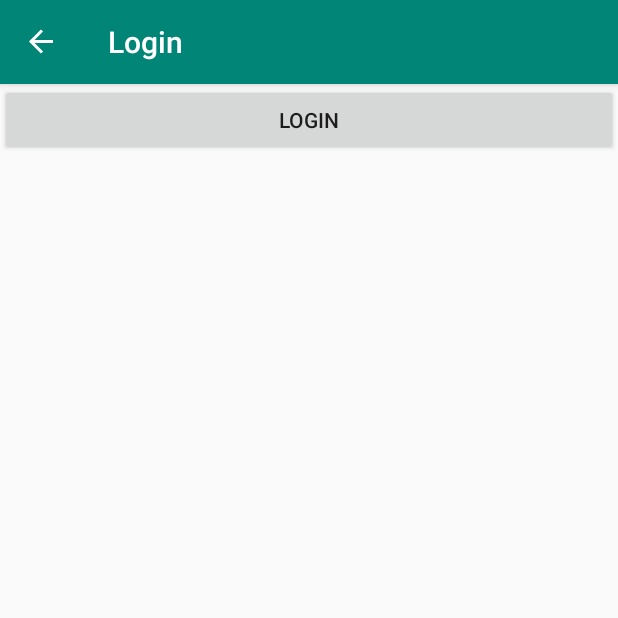
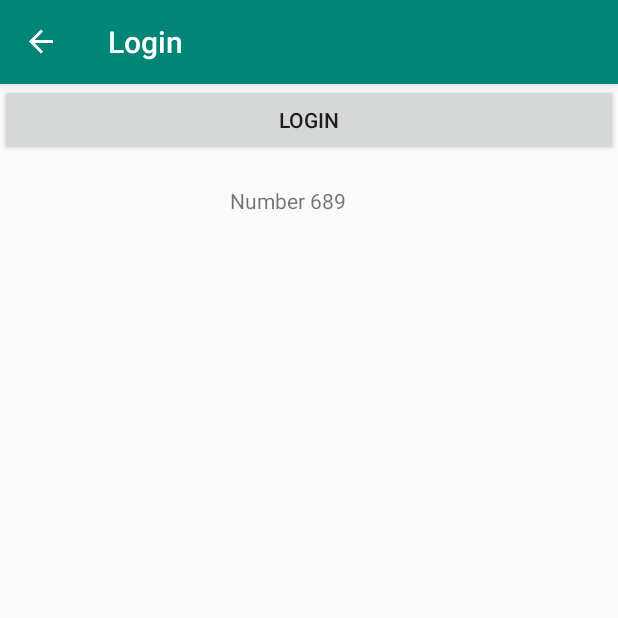
Before and after one commit to Aravindh1505/AndroidBaseSetup, an Android app: the screen it shows after launch (MainActivity), after a tap on "LOGIN", on a phone screen of 412 x 824 dp, the top half of it. Run offline under Robolectric (Android 15) with nearby library versions, the phone set to English and light mode, and no system bars; our stand-ins replace data binding, navigation-ui.

Commit message:
Completed app architecture about UI layer

```diff
--- a/app/src/main/java/com/aravindh/andriodbasesetup/ui/login/LoginFragment.kt
+++ b/app/src/main/java/com/aravindh/andriodbasesetup/ui/login/LoginFragment.kt
@@ -7,34 +7,44 @@ import android.view.View
 import android.view.ViewGroup
 import androidx.databinding.DataBindingUtil
 import androidx.fragment.app.Fragment
+import androidx.lifecycle.Observer
 import com.aravindh.andriodbasesetup.R
 import com.aravindh.andriodbasesetup.base.BaseFragment
 import com.aravindh.andriodbasesetup.databinding.FragmentLoginBinding
+import com.aravindh.andriodbasesetup.utils.getViewModel
 
 /**
  * A simple [Fragment] subclass.
  */
 class LoginFragment : BaseFragment() {
 
+    private lateinit var binding: FragmentLoginBinding
+
+
+    private val viewModel: LoginViewModel by lazy {
+        getViewModel { LoginViewModel(65) }
+    }
+
     override fun onCreateView(
         inflater: LayoutInflater, container: ViewGroup?,
         savedInstanceState: Bundle?
     ): View? {
         // Inflate the layout for this fragment
-
-        val binding: FragmentLoginBinding =
-            DataBindingUtil.inflate(inflater, R.layout.fragment_login, container, false)
+        binding = DataBindingUtil.inflate(inflater, R.layout.fragment_login, container, false)
+        binding.loginViewModel = viewModel
+        binding.lifecycleOwner = this
 
 
-        binding.buttonLogin.setOnClickListener {
-            navigationTransaction(LoginFragmentDirections.actionLoginFragmentToProfileFragment())
-        }
+        viewModel.navigate.observe(this, Observer {
+            if (it) {
+                //navigationTransaction(LoginFragmentDirections.actionLoginFragmentToProfileFragment())
+            }
+        })
 
-        val args = arguments?.let { LoginFragmentArgs.fromBundle(it) }
-        args?.profileType?.let { showToast(it) }
+        //val args = arguments?.let { LoginFragmentArgs.fromBundle(it) }
+        //args?.profileType?.let { showToast(it) }
 
         return binding.root
     }
 
-
 }
--- /dev/null
+++ b/app/src/main/java/com/aravindh/andriodbasesetup/ui/login/LoginViewModel.kt
@@ -0,0 +1,42 @@
+package com.aravindh.andriodbasesetup.ui.login
+
+import androidx.lifecycle.LiveData
+import androidx.lifecycle.MutableLiveData
+import androidx.lifecycle.ViewModel
+import com.aravindh.andriodbasesetup.utils.Logger
+
+class LoginViewModel(finalScore: Int) : ViewModel() {
+
+    val finalScore = 7
+
+    private val _navigate = MutableLiveData<Boolean>()
+    val navigate: LiveData<Boolean>
+        get() = _navigate
+
+
+    private val _randomNumber = MutableLiveData<Int>()
+    val randomNumber: LiveData<Int>
+        get() = _randomNumber
+
+    init {
+        Logger.d("LoginViewModel created $finalScore")
+
+        _navigate.value = false
+        _randomNumber.value = getRandomNumber()
+    }
+
+    fun navigate() {
+        _randomNumber.value = getRandomNumber()
+        _navigate.value = true
+    }
+
+
+    override fun onCleared() {
+        super.onCleared()
+        Logger.d("LoginViewModel destroyed!")
+    }
+
+    private fun getRandomNumber(): Int {
+        return (0..1000).random()
+    }
+}
--- a/app/src/main/java/com/aravindh/andriodbasesetup/ui/main/MainFragment.kt
+++ b/app/src/main/java/com/aravindh/andriodbasesetup/ui/main/MainFragment.kt
@@ -45,7 +45,7 @@ class MainFragment : BaseFragment() {
         }
 
         if (savedInstanceState != null) {
-           // savedInstanceState.getString(EDIT_TEXT_VALUE)?.let { Logger.d("EDIT_TEXT_VALUE : $it") }
+            // savedInstanceState.getString(EDIT_TEXT_VALUE)?.let { Logger.d("EDIT_TEXT_VALUE : $it") }
 
             binding.messageEditText.setText(savedInstanceState.getString(EDIT_TEXT_VALUE))
         }
@@ -60,15 +60,15 @@ class MainFragment : BaseFragment() {
         return binding.root
     }
 
-    override fun onCreateOptionsMenu(menu: Menu?, inflater: MenuInflater?) {
+    override fun onCreateOptionsMenu(menu: Menu, inflater: MenuInflater) {
         super.onCreateOptionsMenu(menu, inflater)
-        inflater?.inflate(R.menu.main_menu, menu)
+        inflater.inflate(R.menu.main_menu, menu)
     }
 
-    override fun onOptionsItemSelected(item: MenuItem?): Boolean {
+
+    override fun onOptionsItemSelected(item: MenuItem): Boolean {
         return NavigationUI.onNavDestinationSelected(
-            item!!,
-            view!!.findNavController()
+            item, view!!.findNavController()
         ) || super.onOptionsItemSelected(item)
     }
 
--- /dev/null
+++ b/app/src/main/java/com/aravindh/andriodbasesetup/utils/BaseViewModelFactory.kt
@@ -0,0 +1,29 @@
+package com.aravindh.andriodbasesetup.utils
+
+import androidx.fragment.app.Fragment
+import androidx.fragment.app.FragmentActivity
+import androidx.lifecycle.ViewModel
+import androidx.lifecycle.ViewModelProvider
+import androidx.lifecycle.ViewModelProviders
+
+
+class BaseViewModelFactory<T>(val creator: () -> T) : ViewModelProvider.Factory {
+    override fun <T : ViewModel?> create(modelClass: Class<T>): T {
+        return creator() as T
+    }
+}
+
+
+inline fun <reified T : ViewModel> Fragment.getViewModel(noinline creator: (() -> T)? = null): T {
+    return if (creator == null)
+        ViewModelProviders.of(this).get(T::class.java)
+    else
+        ViewModelProviders.of(this, BaseViewModelFactory(creator)).get(T::class.java)
+}
+
+inline fun <reified T : ViewModel> FragmentActivity.getViewModel(noinline creator: (() -> T)? = null): T {
+    return if (creator == null)
+        ViewModelProviders.of(this).get(T::class.java)
+    else
+        ViewModelProviders.of(this, BaseViewModelFactory(creator)).get(T::class.java)
+}
--- a/app/src/main/res/layout/fragment_login.xml
+++ b/app/src/main/res/layout/fragment_login.xml
@@ -2,16 +2,35 @@
 <layout xmlns:android="http://schemas.android.com/apk/res/android"
     xmlns:tools="http://schemas.android.com/tools">
 
+    <data>
+
+        <variable
+            name="loginViewModel"
+            type="com.aravindh.andriodbasesetup.ui.login.LoginViewModel" />
+    </data>
+
     <LinearLayout
         android:layout_width="match_parent"
         android:layout_height="match_parent"
+        android:orientation="vertical"
         tools:context=".ui.login.LoginFragment">
+
 
         <Button
             android:id="@+id/button_login"
             android:layout_width="match_parent"
             android:layout_height="wrap_content"
+            android:onClick="@{() -> loginViewModel.navigate()}"
             android:text="@string/st_login" />
+
+        <TextView
+            android:id="@+id/random_number_text_view"
+            android:layout_width="wrap_content"
+            android:layout_height="wrap_content"
+            android:layout_gravity="center"
+            android:layout_marginTop="20dp"
+            android:text="@{@string/random_number(loginViewModel.randomNumber)}"
+            android:hint="Random Number" />
 
     </LinearLayout>
 </layout>
--- a/app/src/main/res/values/strings.xml
+++ b/app/src/main/res/values/strings.xml
@@ -8,5 +8,7 @@
     <string name="st_profile">Profile</string>
     <string name="st_settings">Settings</string>
 
+    <string name="random_number">Number %d</string>
+
 
 </resources>
--- a/build.gradle
+++ b/build.gradle
@@ -5,15 +5,14 @@ buildscript {
         version_kotlin = "1.3.50"
         version_core = "1.1.0"
         version_constraint_layout = "1.1.3"
-        version_lifecycle_extensions = "2.0.0"
         version_material = "1.0.0"
         version_navigation = "1.0.0"
+        version_lifecycle = "2.1.0"
     }
 
     repositories {
         google()
         jcenter()
-
     }
     dependencies {
         classpath 'com.android.tools.build:gradle:3.5.1'
```
Also changed, not shown: app/build.gradle (+10 -2 lines).
